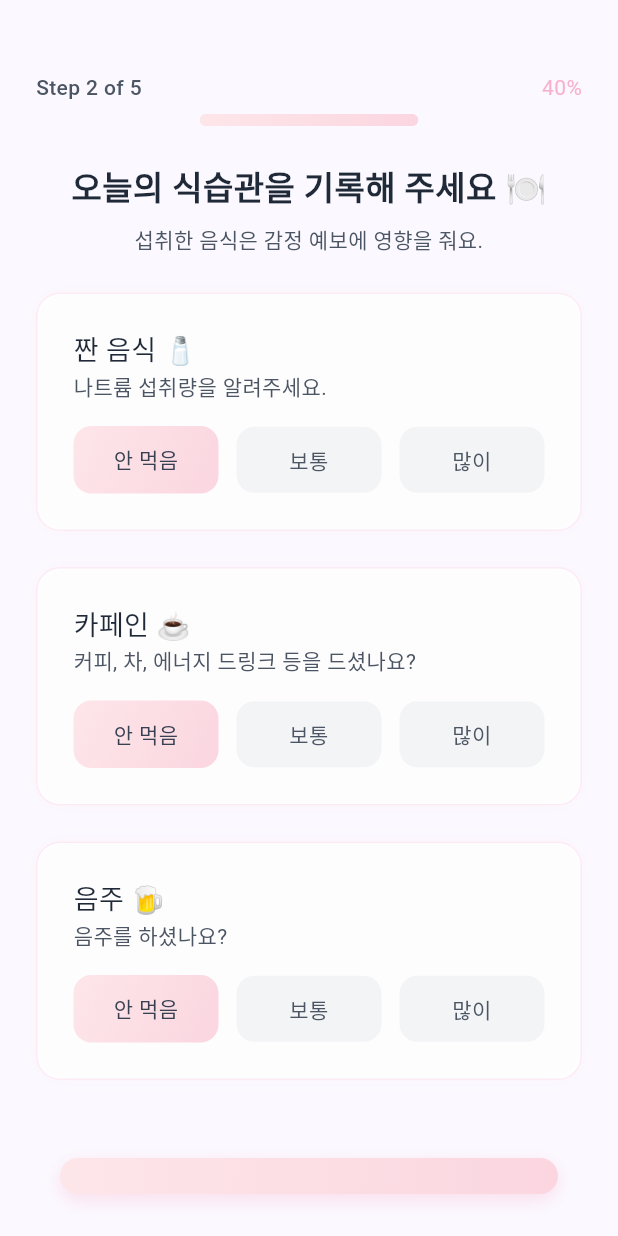
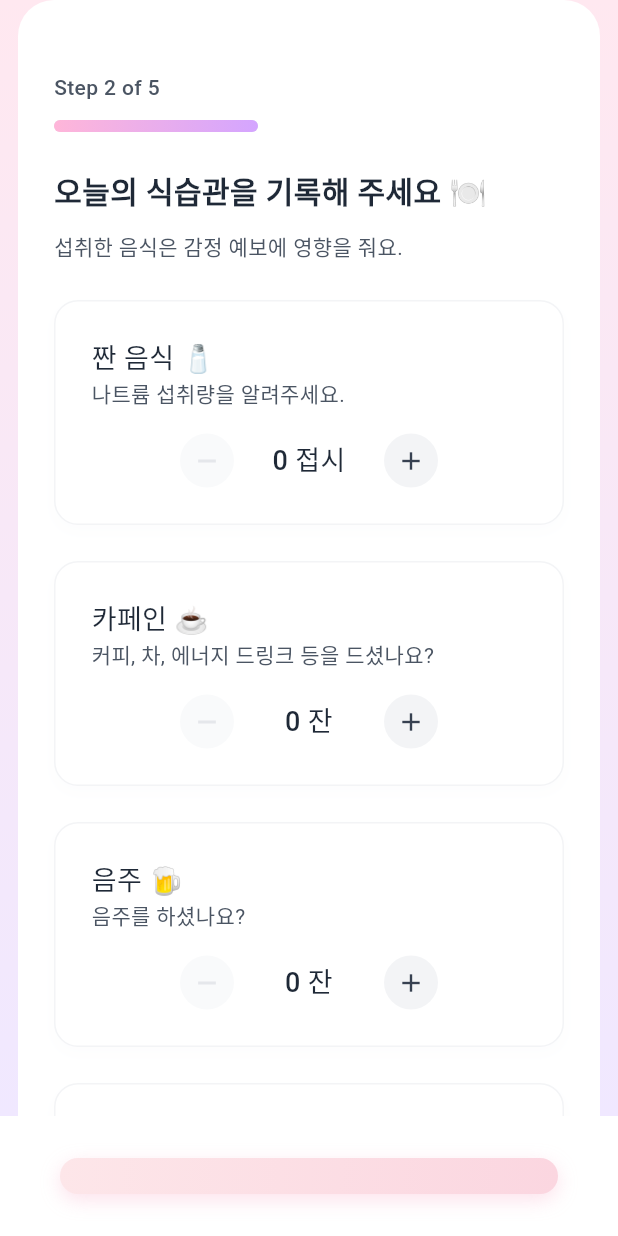
Before and after one commit to singnyee/Aura, a Flutter app: the DietRecordScreen screen opened directly, on a phone screen of 412 x 824 dp. Run offline on Flutter 3.47's test engine with Material 3 defaults, Android fonts, the phone set to English and light mode, and no system bars; our stand-ins replace fl_chart, font_awesome_flutter, table_calendar; Roboto replaces fonts that are missing (Pretendard).

Commit message:
고지가 보인다

```diff
--- a/lib/screens/home/home_screen.dart
+++ b/lib/screens/home/home_screen.dart
@@ -131,7 +131,7 @@ class HomeContent extends StatelessWidget {
         crossAxisAlignment: CrossAxisAlignment.start,
         children: [
           Text(
-            '유진님, 오늘의 감정 예보를\n알려드릴게요 ☀️',
+            '송이님, 오늘의 감정 예보를\n알려드릴게요 ☀️',
             style: TextStyle(
               fontSize: 20,
               fontWeight: FontWeight.w500,
@@ -333,21 +333,26 @@ class HomeContent extends StatelessWidget {
     );
   }
   Widget buildGrayButton() {
-     return ElevatedButton(
+    // 🌟 [수정] 핑크 버튼과 동일한 구조로 변경
+    return Container(
+      decoration: BoxDecoration(
+        color: AuraColors.gray100, // 🌟 배경색을 Container가 담당
+        borderRadius: BorderRadius.circular(8), // 🌟 모양도 Container가 담당
+      ),
+      child: ElevatedButton(
         onPressed: () {},
         style: ElevatedButton.styleFrom(
-        backgroundColor: AuraColors.gray100,
-        foregroundColor: AuraColors.gray600,
+          backgroundColor: Colors.transparent, // 🌟 버튼 자체는 투명하게
+          shadowColor: Colors.transparent, // 🌟 버튼 자체는 투명하게
+          foregroundColor: AuraColors.gray600, // 텍스트 색상은 유지
           elevation: 0,
-        padding: const EdgeInsets.symmetric(horizontal: 16, vertical: 8),
-        shape: RoundedRectangleBorder(
-          borderRadius: BorderRadius.circular(8),
-        ),
-        tapTargetSize: MaterialTapTargetSize.shrinkWrap,
+          padding: const EdgeInsets.symmetric(horizontal: 23, vertical: 8),
+          tapTargetSize: MaterialTapTargetSize.shrinkWrap, // 핑크 버튼과 동일한 설정
         ),
         child: const Text(
           '완료됨',
           style: TextStyle(fontSize: 14),
+        ),
       ),
     );
   }
@@ -403,7 +408,7 @@ class HomeContent extends StatelessWidget {
             elevation: 0,
           ),
           child: const Text(
-            '오늘 기록하기 (60% 완료)',
+            '오늘 기록하기',
             style: TextStyle(
               fontWeight: FontWeight.w500,
             ),
@@ -530,7 +535,7 @@ class HomeContent extends StatelessWidget {
               style: ElevatedButton.styleFrom(
                 backgroundColor: Colors.transparent,
                 shadowColor: Colors.transparent,
-                padding: const EdgeInsets.symmetric(vertical: 12),
+                padding: const EdgeInsets.symmetric(vertical: 16),
                 shape: RoundedRectangleBorder(
                   borderRadius: BorderRadius.circular(16),
                 ),
--- a/lib/screens/record/diet_record_screen.dart
+++ b/lib/screens/record/diet_record_screen.dart
@@ -1,13 +1,7 @@
 import 'package:flutter/material.dart';
 import '../../utils/aura_colors.dart';
-// 🌟 1. [추가] 새로 만든 공통 버튼을 import 합니다.
 import '../../widgets/aura_next_button.dart';
 import 'exercise_record_screen.dart';
-
-// 🌟 2. [삭제]
-// 아래에 있던 const LinearGradient pinkGradient...
-// const LinearGradient lavenderGradient... 2줄이 삭제되었습니다.
-// (공통 파일인 aura_colors.dart 로 이동했기 때문입니다)
 
 class DietRecordScreen extends StatefulWidget {
   const DietRecordScreen({super.key});
@@ -17,29 +11,28 @@ class DietRecordScreen extends StatefulWidget {
 }
 
 class DietRecordScreenState extends State<DietRecordScreen> {
-  Map<String, int> dietSelections = {
-    'salty': 0,
-    'caffeine': 0,
-    'alcohol': 0,
-    'sugar': 0,
-    'fat': 0,
-    'fruit': 0,
+  // 🌟 [수정] 모든 항목이 수량 카운트 방식으로 통일되었습니다.
+  Map<String, int> dietData = {
+    'salty': 0,    // 0, 1, 2... (접시)
+    'caffeine': 0, // 0, 1, 2... (잔)
+    'alcohol': 0,  // 0, 1, 2... (잔)
+    'sugar': 0,    // 0, 1, 2... (회)
+    'fat': 0,      // 0, 1, 2... (회)
+    'fruit': 0,    // 0, 1, 2... (개)
   };
 
-  // 🌟 3. [수정]
-  // build 메서드만 수정되었습니다.
-  // buildFooter()를 호출하는 대신, AuraNextButton 위젯을
-  // bottomNavigationBar에 직접 넣어줍니다.
   @override
   Widget build(BuildContext context) {
     return Scaffold(
-      backgroundColor: const Color(0xFFFBF9FF),
-      body: buildMainContent(),
-      // 🌟 3-1. [수정] bottomNavigationBar 속성을 수정합니다.
+      backgroundColor: Colors.transparent,
+      body: Container(
+        decoration: const BoxDecoration(
+          gradient: pastelBodyGradient, // EmotionScreen과 동일한 배경
+        ),
+        child: buildMainContent(),
+      ),
       bottomNavigationBar: AuraNextButton(
-        // 🌟 2. [수정] '다음으로' 버튼을 눌렀을 때의 동작을 수정합니다.
         onPressed: () {
-          // '운동 기록' 화면으로 이동하는 로직을 추가합니다.
           Navigator.push(
             context,
             MaterialPageRoute(
@@ -51,14 +44,19 @@ class DietRecordScreenState extends State<DietRecordScreen> {
     );
   }
 
-  //
-  // (이 아래 buildMainContent, buildProgressBar, buildHeaderTitle,
-  //  buildDietCard, buildChoiceButton 메서드는
-  //  전혀 수정하지 않았습니다. 그대로 두시면 됩니다.)
-  //
-
   Widget buildMainContent() {
-    return ListView(
+    return SafeArea(
+      bottom: false,
+      child: Container(
+        margin: const EdgeInsets.symmetric(horizontal: 12),
+        decoration: const BoxDecoration(
+          color: Colors.white,
+          borderRadius: BorderRadius.only(
+            topLeft: Radius.circular(24),
+            topRight: Radius.circular(24),
+          ),
+        ),
+        child: ListView(
           padding: const EdgeInsets.symmetric(horizontal: 24.0),
           children: [
             const SizedBox(height: 48),
@@ -66,58 +64,54 @@ class DietRecordScreenState extends State<DietRecordScreen> {
             const SizedBox(height: 24),
             buildHeaderTitle(),
             const SizedBox(height: 24),
-
             buildDietCard(
-          'salty',
               '짠 음식 🧂',
               '나트륨 섭취량을 알려주세요.',
-          pinkGradient,
+              buildCounterInput('salty', '접시'),
             ),
             const SizedBox(height: 24),
             buildDietCard(
-          'caffeine',
               '카페인 ☕',
               '커피, 차, 에너지 드링크 등을 드셨나요?',
-          lavenderGradient,
+              buildCounterInput('caffeine', '잔'),
             ),
             const SizedBox(height: 24),
             buildDietCard(
-          'alcohol',
               '음주 🍺',
               '음주를 하셨나요?',
-          pinkGradient,
+              buildCounterInput('alcohol', '잔'),
+            ),
+            const SizedBox(height: 24),
+
+            // 🌟 [수정] 5단계 버튼 UI에서 수량 카운터 UI로 변경
+            buildDietCard(
+              '단순당/정제 탄수화물 🍰',
+              '디저트, 빵, 과자, 음료수 등을 드셨나요?',
+              buildCounterInput('sugar', '회'), // 🌟 수량 카운터 UI
             ),
             const SizedBox(height: 24),
             buildDietCard(
-          'sugar',
-          '단순당/정제 탄수화물 🍰',
-          '디저트, 빵, 과자, 음료수 등을 드셨나요?',
-          lavenderGradient,
+              '지방 🥓',
+              '튀김, 기름진 고기 등 포화/트랜스 지방을 드셨나요?',
+              buildCounterInput('fat', '접시'), // 🌟 수량 카운터 UI
             ),
             const SizedBox(height: 24),
             buildDietCard(
-          'fat',
-          '지방 🥓',
-          '튀김, 기름진 고기 등 포화/트랜스 지방을 드셨나요?',
-          pinkGradient,
-        ),
-        const SizedBox(height: 24),
-        buildDietCard(
-          'fruit',
               '과일 🍓',
               '과일 섭취량을 알려주세요.',
-          lavenderGradient,
+              buildCounterInput('fruit', '개'), // 🌟 수량 카운터 UI
             ),
-        const SizedBox(height: 120), // 하단 여백
+            const SizedBox(height: 120),
           ],
+        ),
+      ),
     );
   }
 
+  // EmotionScreen과 동일한 스타일 (왼쪽 정렬, softGradient)
   Widget buildProgressBar() {
     return Column(
-      children: [
-        Row(
-          mainAxisAlignment: MainAxisAlignment.spaceBetween,
+      crossAxisAlignment: CrossAxisAlignment.start,
       children: [
         Text(
           'Step 2 of 5',
@@ -127,16 +121,7 @@ class DietRecordScreenState extends State<DietRecordScreen> {
             color: AuraColors.gray600,
           ),
         ),
-            Text(
-              '40%',
-              style: TextStyle(
-                fontSize: 14,
-                color: AuraColors.primaryPink.withOpacity(0.8),
-              ),
-            ),
-          ],
-        ),
-        const SizedBox(height: 8),
+        const SizedBox(height: 12),
         Container(
           height: 8,
           decoration: BoxDecoration(
@@ -144,12 +129,12 @@ class DietRecordScreenState extends State<DietRecordScreen> {
             borderRadius: BorderRadius.circular(99),
           ),
           child: FractionallySizedBox(
-            widthFactor: 0.4,
+            widthFactor: 0.4, // 40%
             alignment: Alignment.centerLeft,
             child: Container(
               decoration: BoxDecoration(
                 borderRadius: BorderRadius.circular(99),
-                gradient: pinkGradient,
+                gradient: softGradient,
               ),
             ),
           ),
@@ -158,18 +143,20 @@ class DietRecordScreenState extends State<DietRecordScreen> {
     );
   }
 
+  // EmotionScreen과 동일한 스타일 (왼쪽 정렬, 폰트 스타일)
   Widget buildHeaderTitle() {
     return Column(
+      crossAxisAlignment: CrossAxisAlignment.start,
       children: [
         Text(
           '오늘의 식습관을 기록해 주세요 🍽️',
           style: TextStyle(
-            fontSize: 22,
+            fontSize: 20,
             fontWeight: FontWeight.w600,
             color: AuraColors.gray800,
           ),
         ),
-        const SizedBox(height: 8),
+        const SizedBox(height: 12),
         Text(
           '섭취한 음식은 감정 예보에 영향을 줘요.',
           style: TextStyle(
@@ -177,29 +164,29 @@ class DietRecordScreenState extends State<DietRecordScreen> {
             color: AuraColors.gray600,
             height: 1.5,
           ),
-          textAlign: TextAlign.center,
         ),
       ],
     );
   }
 
+  // 카드의 구조를 재사용하고, 입력 UI(child)를 파라미터로 받음
   Widget buildDietCard(
-    String dietKey,
     String title,
     String subtitle,
-    LinearGradient gradient,
+    Widget child, // 입력 UI를 직접 받음
   ) {
     return Container(
       padding: const EdgeInsets.all(24),
       decoration: BoxDecoration(
-        color: Colors.white.withOpacity(0.8),
+        color: Colors.white,
         borderRadius: BorderRadius.circular(16),
-        border: Border.all(color: AuraColors.lightPink.withOpacity(0.3)),
+        border: Border.all(color: AuraColors.gray100),
         boxShadow: [
           BoxShadow(
-            color: AuraColors.lightPink.withOpacity(0.1),
-            blurRadius: 10,
-          ),
+            color: AuraColors.gray50.withOpacity(0.5),
+            blurRadius: 8,
+            offset: const Offset(0, 4),
+          )
         ],
       ),
       child: Column(
@@ -221,52 +208,80 @@ class DietRecordScreenState extends State<DietRecordScreen> {
             ),
           ),
           const SizedBox(height: 16),
-
-          Row(
-            children: [
-              buildChoiceButton(dietKey, 0, '안 먹음'),
-              const SizedBox(width: 12),
-              buildChoiceButton(dietKey, 1, '보통'),
-              const SizedBox(width: 12),
-              buildChoiceButton(dietKey, 2, '많이'),
-            ],
-          ),
+          child, // 🌟 여기에 수량 카운터가 들어옴
         ],
       ),
     );
   }
 
-  Widget buildChoiceButton(String dietKey, int value, String text) {
-    bool isSelected = dietSelections[dietKey] == value;
+  // 🌟 [삭제됨]
+  // 헬퍼 위젯: 5단계 선택 UI (buildScaleInput)
 
-    return Expanded(
-      child: GestureDetector(
-        onTap: () {
+  // 🌟 [삭제됨]
+  // 헬퍼 위젯: 5단계 선택 버튼 (buildScaleButton)
+
+  // 헬퍼 위젯: 수량 카운터 UI
+  Widget buildCounterInput(String dietKey, String unit) {
+    int count = dietData[dietKey] ?? 0;
+
+    return Row(
+      mainAxisAlignment: MainAxisAlignment.center,
+      crossAxisAlignment: CrossAxisAlignment.center,
+      children: [
+        // '-' 빼기 버튼
+        buildCounterButton(
+          Icons.remove,
+          count > 0 ? () { // 0보다 클 때만 활성화
             setState(() {
-            dietSelections[dietKey] = value;
+              dietData[dietKey] = (count - 1).clamp(0, 99);
+            });
+          } : null, // null이면 비활성화
+        ),
+        // 수량 텍스트
+        SizedBox(
+          width: 100, // 텍스트 영역 고정 폭
+          child: Text(
+            '$count $unit',
+            textAlign: TextAlign.center,
+            style: const TextStyle(
+              fontSize: 18,
+              fontWeight: FontWeight.w500,
+              color: AuraColors.gray800,
+            ),
+          ),
+        ),
+        // '+' 더하기 버튼
+        buildCounterButton(
+          Icons.add,
+          () { // 항상 활성화 (99에서 멈춤)
+            setState(() {
+              dietData[dietKey] = (count + 1).clamp(0, 99);
             });
           },
+        ),
+      ],
+    );
+  }
+
+  // 헬퍼 위젯: 수량 카운터 버튼
+  Widget buildCounterButton(IconData icon, VoidCallback? onPressed) {
+    bool isEnabled = onPressed != null;
+
+    return InkWell(
+      onTap: onPressed,
+      borderRadius: BorderRadius.circular(99), // 물결 효과를 원형으로
       child: Container(
-          padding: const EdgeInsets.symmetric(vertical: 12),
+        padding: const EdgeInsets.all(8),
         decoration: BoxDecoration(
-            gradient: isSelected ? pinkGradient : null,
-            color: isSelected ? null : AuraColors.gray100,
-            borderRadius: BorderRadius.circular(12),
+          color: isEnabled ? AuraColors.gray100 : AuraColors.gray50,
+          shape: BoxShape.circle, // 원형 버튼
         ),
-          child: Text(
-            text,
-            textAlign: TextAlign.center,
-            style: TextStyle(
-              fontWeight: FontWeight.w500,
-              color: isSelected ? AuraColors.gray700 : AuraColors.gray600,
-            ),
-          ),
+        child: Icon(
+          icon,
+          size: 20,
+          color: isEnabled ? AuraColors.gray700 : AuraColors.gray200,
         ),
       ),
     );
   }
-
-  // 🌟 4. [삭제]
-  // 이 파일의 맨 아래에 있던
-  // Widget buildFooter() { ... } 메서드 전체가 삭제되었습니다.
 }
--- a/lib/widgets/aura_next_button.dart
+++ b/lib/widgets/aura_next_button.dart
@@ -36,7 +36,7 @@ class AuraNextButton extends StatelessWidget {
             style: ElevatedButton.styleFrom(
               backgroundColor: Colors.transparent,
               shadowColor: Colors.transparent,
-              padding: const EdgeInsets.symmetric(vertical: 16),
+              padding: const EdgeInsets.symmetric(vertical: 24),
               shape: RoundedRectangleBorder(
                 borderRadius: BorderRadius.circular(16),
               ),
```
Lines whose indentation alone changed are shown as unchanged.
